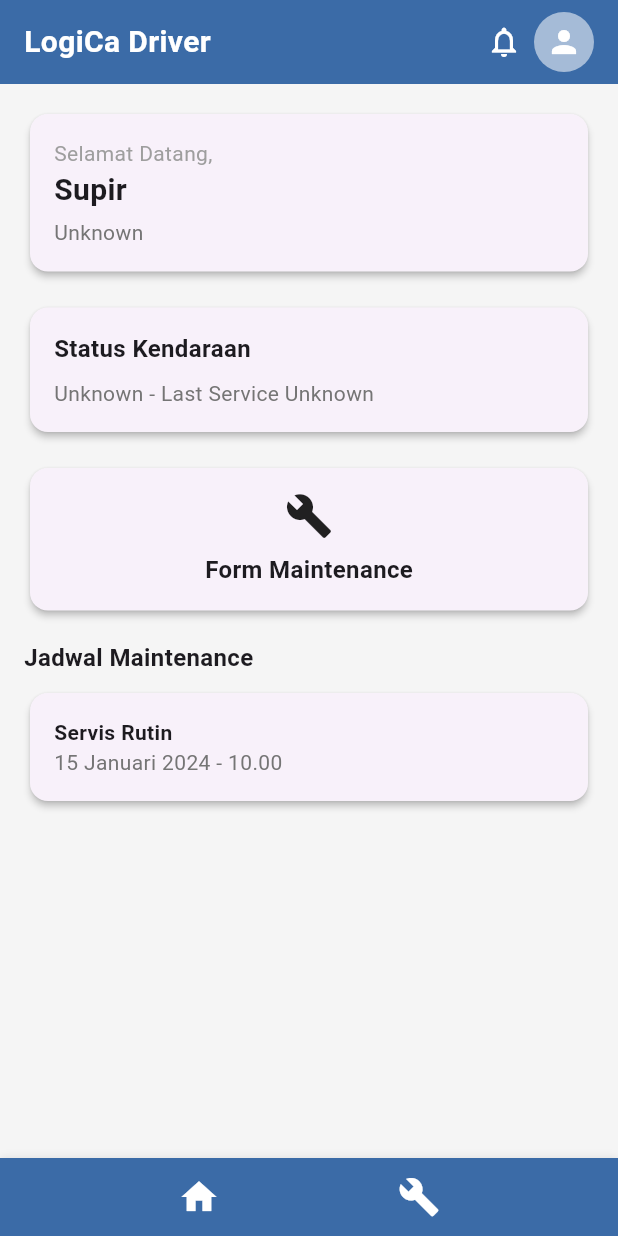
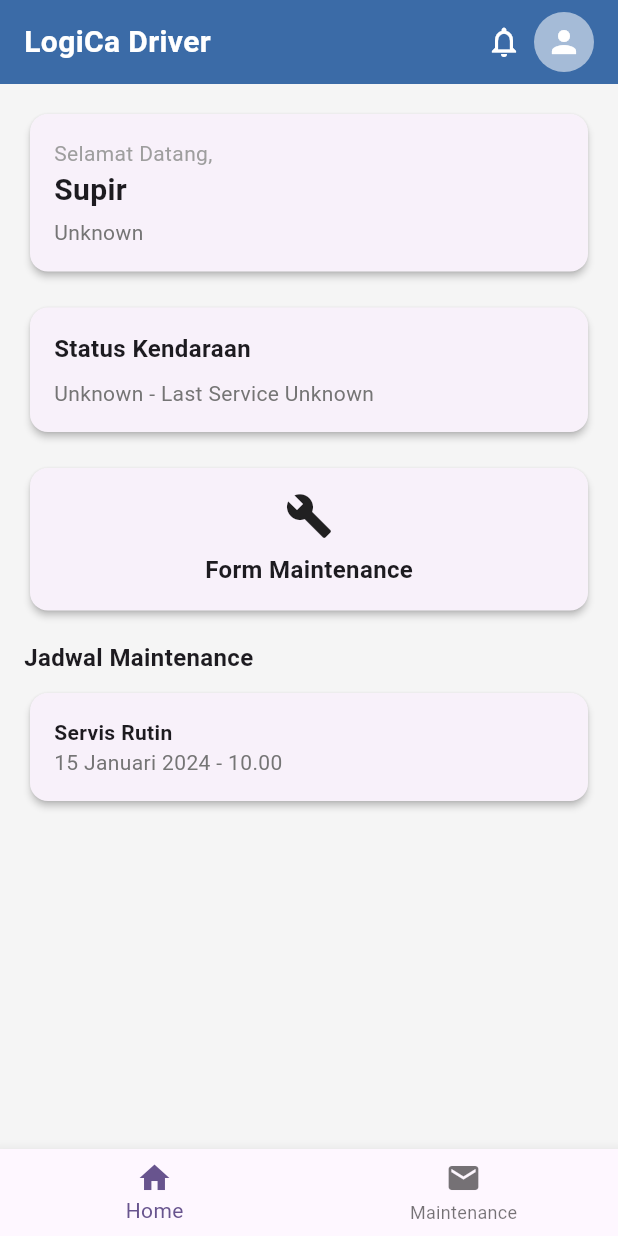
Before and after one commit to Senadara/LogiCA-Mobile, a Flutter app: the Maintenance screen opened by its route, after a tap on the "arrow back" icon, on a phone screen of 412 x 824 dp. Run offline on Flutter 3.47's test engine with Material 3 defaults, Android fonts, the phone set to English and light mode, and no system bars; our stand-ins replace flutter_local_notifications, image_picker, shared_preferences; accounts and stored records are empty.

Commit message:
Update Ui Driver Full

```diff
--- a/lib/pages_driver/form.dart
+++ b/lib/pages_driver/form.dart
@@ -12,7 +12,7 @@ class _MaintenanceRequestScreenState extends State<MaintenanceRequestScreen> {
   final TextEditingController dateController = TextEditingController();
   final TextEditingController notesController = TextEditingController();
 
-  // Fungsi untuk memilih tanggal
+
   Future<void> _selectDate() async {
     DateTime? selectedDate = await showDatePicker(
       context: context,
@@ -29,20 +29,20 @@ class _MaintenanceRequestScreenState extends State<MaintenanceRequestScreen> {
     }
   }
 
-  // Fungsi untuk submit form
+
   void _submitForm() {
     if (_formKey.currentState!.validate()) {
-      // Cetak hasil form di konsol
+
       print("Tipe Maintenance: ${typeController.text}");
       print("Tanggal Maintenance: ${dateController.text}");
       print("Catatan Tambahan: ${notesController.text}");
 
-      // Kosongkan kontroler setelah submit
+
       typeController.clear();
       dateController.clear();
       notesController.clear();
 
-      // Tampilkan pesan sukses
+
       ScaffoldMessenger.of(context).showSnackBar(SnackBar(
         content: Text("Permintaan Maintenance Berhasil Dikirim!"),
       ));
@@ -225,6 +225,19 @@ class _MaintenanceRequestScreenState extends State<MaintenanceRequestScreen> {
           ),
         ),
       ),
+      bottomNavigationBar: BottomNavigationBar(
+        currentIndex: 0,
+        items: const [
+          BottomNavigationBarItem(
+            icon: Icon(Icons.home),
+            label: 'Home',
+          ),
+          BottomNavigationBarItem(
+            icon: Icon(Icons.mail),
+            label: 'Maintenance',
+          ),
+        ],
+        )
     );
   }
 }
--- a/lib/pages_driver/maintenance.dart
+++ b/lib/pages_driver/maintenance.dart
@@ -3,7 +3,7 @@ import 'package:image_picker/image_picker.dart';
 import 'dart:io';
 
 import 'package:logica_mobile/pages_driver/supir_dashboard.dart';
-import 'package:logica_mobile/notification.dart'; // Import your NotificationService class
+import 'package:logica_mobile/notification.dart';
 
 class Maintenance extends StatefulWidget {
   const Maintenance({super.key});
@@ -20,7 +20,7 @@ class _MaintenanceState extends State<Maintenance> {
   @override
   void initState() {
     super.initState();
-    _notificationService.init(); // Initialize the notification service
+    _notificationService.init();
   }
 
   Future<void> _pickImage() async {
@@ -212,6 +212,19 @@ class _MaintenanceState extends State<Maintenance> {
           ],
         ),
       ),
+       bottomNavigationBar: BottomNavigationBar(
+        currentIndex: 0,
+        items: const [
+          BottomNavigationBarItem(
+            icon: Icon(Icons.home),
+            label: 'Home',
+          ),
+          BottomNavigationBarItem(
+            icon: Icon(Icons.mail),
+            label: 'Maintenance',
+          ),
+        ],
+        )
     );
   }
 }
--- a/lib/pages_driver/supir_dashboard.dart
+++ b/lib/pages_driver/supir_dashboard.dart
@@ -55,16 +55,13 @@ class _SupirDashboardState extends State<SupirDashboard> {
 
   void _updateVehicleStatus() {
     if (lastMaintenanceDate != 'Unknown') {
-      // Parse last maintenance date
       DateTime maintenanceDate = DateTime.parse(lastMaintenanceDate);
       DateTime currentDate = DateTime.now();
 
-      // Calculate the difference in months
       int differenceInMonths = (currentDate.year - maintenanceDate.year) * 12 +
           currentDate.month -
           maintenanceDate.month;
 
-      // Update status based on the difference
       setState(() {
         if (differenceInMonths > 6) {
           vehicleStatus = 'maintenance';
@@ -283,27 +280,31 @@ class _SupirDashboardState extends State<SupirDashboard> {
               ),
             ),
           ),
-          Container(
-            padding: const EdgeInsets.symmetric(vertical: 12),
-            decoration: BoxDecoration(
-              color: const Color(0xFF3B6BA7),
-              boxShadow: [
-                BoxShadow(
-                  color: Colors.black.withOpacity(0.1),
-                  blurRadius: 4,
-                ),
-              ],
-            ),
-            child: Row(
-              mainAxisAlignment: MainAxisAlignment.spaceEvenly,
-              children: const [
-                Icon(Icons.home, color: Colors.white, size: 28),
-                Icon(Icons.build, color: Colors.white, size: 28),
-              ],
-            ),
-          ),
         ],
       ),
+      bottomNavigationBar: BottomNavigationBar(
+  currentIndex: 0,
+  onTap: (index) {
+    if (index == 1) {
+      Navigator.push(
+        context,
+        MaterialPageRoute(builder: (context) => SupirFormfoto()),
+      );
+    }
+  },
+  items: const [
+    BottomNavigationBarItem(
+      icon: Icon(Icons.home),
+      label: 'Home',
+    ),
+    BottomNavigationBarItem(
+      icon: Icon(Icons.mail),
+      label: 'Maintenance',
+    ),
+  ],
+),
+
     );
+
   }
 }
```
Also changed, not shown: lib/pages_driver/formfoto.dart (+32 -14 lines).
